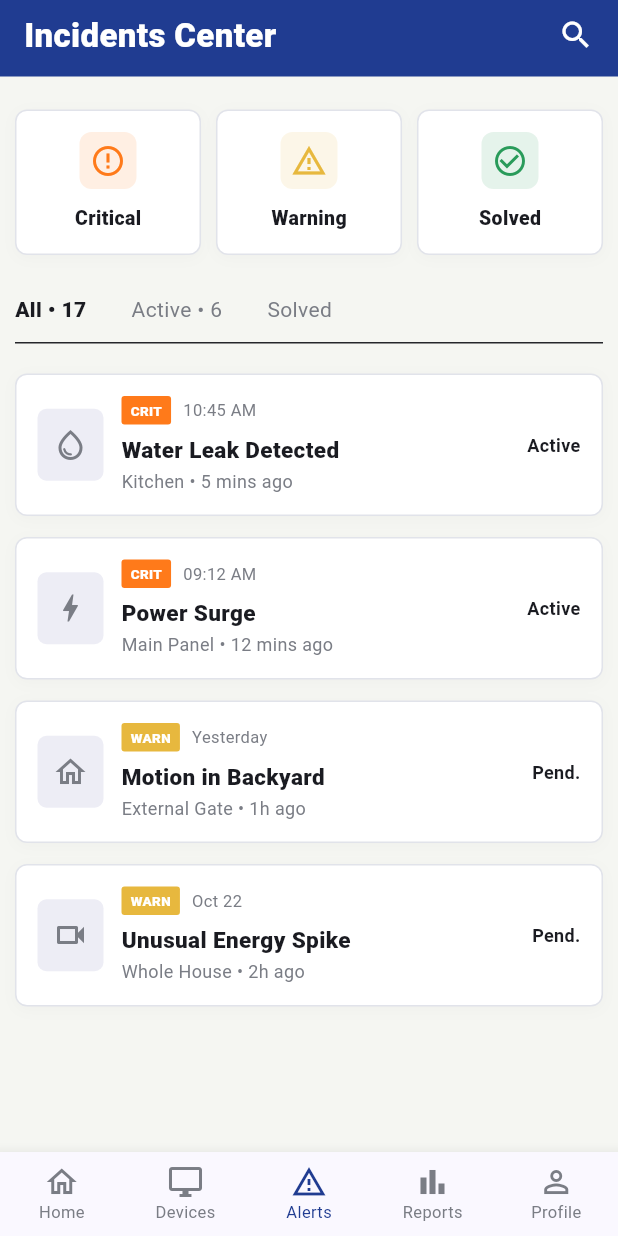
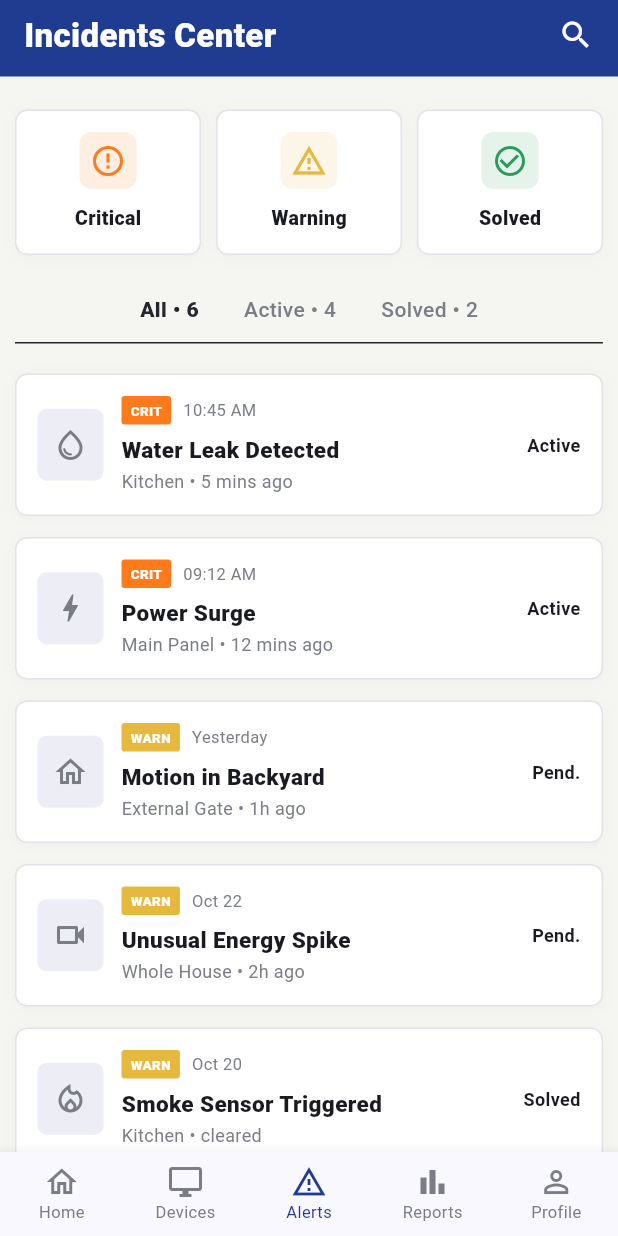
Before and after one commit to upc-202610-1ASI0572-6779-NexIoT/nexora.mobileapp.test, a Flutter app: the screen it shows after launch, item 3 of the bottom bar chosen, on a phone screen of 412 x 824 dp. Run offline on Flutter 3.47's test engine with Material 3 defaults, Android fonts, the phone set to English and light mode, and no system bars.

Commit message:
feat: add filters

```diff
--- a/lib/data/fake/fake_nexora_api.dart
+++ b/lib/data/fake/fake_nexora_api.dart
@@ -3,6 +3,7 @@ import 'package:flutter/material.dart';
 import '../models/app_data.dart';
 import '../models/automation.dart';
 import '../models/consumption_area.dart';
+import '../models/consumption_view.dart';
 import '../models/device_sensor.dart';
 import '../models/incident.dart';
 
@@ -45,18 +46,19 @@ class FakeNexoraApi {
         12,
       ],
       gasSensors: [
-        DeviceSensor('Kitchen', 'Floor 1', 'No leaks detected', false),
-        DeviceSensor('Basement', 'Basement 1', 'No leaks detected', false),
-        DeviceSensor('Kitchen', 'Floor 2', 'Leak detected', true),
+        DeviceSensor('Kitchen', 'Floor 1', 'No leaks detected', false, 'Kitchen'),
+        DeviceSensor(
+            'Basement', 'Basement 1', 'No leaks detected', false, 'Basement'),
+        DeviceSensor('Kitchen', 'Floor 2', 'Leak detected', true, 'Kitchen'),
       ],
       airQuality: [
-        DeviceSensor('Habitación 1', 'Floor 1', '100 %', false),
-        DeviceSensor('Dinning Room', 'Floor 2', '95 %', false),
-        DeviceSensor('Kitchen', 'Floor 2', '93 %', false),
+        DeviceSensor('Habitación 1', 'Floor 1', '100 %', false, 'Bedroom'),
+        DeviceSensor('Dinning Room', 'Floor 2', '95 %', false, 'Living Room'),
+        DeviceSensor('Kitchen', 'Floor 2', '93 %', false, 'Kitchen'),
       ],
       humidity: [
-        DeviceSensor('Living Room', 'Floor 1', '60 %', false),
-        DeviceSensor('Garage', 'Floor 1', '87 %', false),
+        DeviceSensor('Living Room', 'Floor 1', '60 %', false, 'Living Room'),
+        DeviceSensor('Garage', 'Floor 1', '87 %', false, 'Garage'),
       ],
       incidents: [
         Incident(
@@ -91,27 +93,24 @@ class FakeNexoraApi {
           IncidentLevel.warning,
           Icons.videocam_outlined,
         ),
+        Incident(
+          'Smoke Sensor Triggered',
+          'Kitchen • cleared',
+          'Oct 20',
+          'Solved',
+          IncidentLevel.solved,
+          Icons.local_fire_department_outlined,
+        ),
+        Incident(
+          'Front Door Left Open',
+          'Main Entrance • cleared',
+          'Oct 18',
+          'Solved',
+          IncidentLevel.solved,
+          Icons.meeting_room_outlined,
+        ),
       ],
-      weeklyConsumption: [
-        980,
-        1220,
-        1140,
-        1320,
-        1490,
-        1280,
-        1560,
-        1420,
-        1250,
-        1180,
-        1390,
-        1647,
-      ],
-      consumptionAreas: [
-        ConsumptionArea('Master bathroom', 624),
-        ConsumptionArea('Kitchen', 498),
-        ConsumptionArea('Laundry', 412),
-        ConsumptionArea('Secondary bathroom', 313),
-      ],
+      consumption: _consumption,
       automations: [
         Automation(
           name: 'Vacation Mode · Eco',
@@ -149,4 +148,144 @@ class FakeNexoraApi {
       ],
     );
   }
+
+  // Mock consumption datasets for every metric + range combination, so the
+  // Reports filters (Water/Electricity and Day/Week/Month/Year) switch to real
+  // data instead of a static chart.
+  static final Map<ConsumptionMetric, Map<ConsumptionRange, ConsumptionView>>
+      _consumption = {
+    ConsumptionMetric.water: {
+      ConsumptionRange.day: ConsumptionView(
+        totalLabel: '284',
+        unit: 'litres',
+        deltaLabel: '↑ 8% vs yesterday',
+        increase: true,
+        highUsage: false,
+        series: [8, 12, 10, 15, 19, 30, 42, 28, 20, 14, 9, 16, 24, 31, 27, 20],
+        axisLabels: ['12a', '6a', '12p', '6p', '11p'],
+        areas: [
+          ConsumptionArea('Master bathroom', 96),
+          ConsumptionArea('Kitchen', 74),
+          ConsumptionArea('Laundry', 61),
+          ConsumptionArea('Secondary bathroom', 53),
+        ],
+      ),
+      ConsumptionRange.week: ConsumptionView(
+        totalLabel: '1,847',
+        unit: 'litres',
+        deltaLabel: '↑ 14% vs last week',
+        increase: true,
+        highUsage: true,
+        series: [980, 1220, 1140, 1320, 1490, 1280, 1560],
+        axisLabels: ['M', 'T', 'W', 'T', 'F', 'S', 'S'],
+        areas: [
+          ConsumptionArea('Master bathroom', 624),
+          ConsumptionArea('Kitchen', 498),
+          ConsumptionArea('Laundry', 412),
+          ConsumptionArea('Secondary bathroom', 313),
+        ],
+      ),
+      ConsumptionRange.month: ConsumptionView(
+        totalLabel: '7,320',
+        unit: 'litres',
+        deltaLabel: '↓ 5% vs last month',
+        increase: false,
+        highUsage: false,
+        series: [1650, 1820, 1740, 1900, 2010, 1780, 1990, 2110],
+        axisLabels: ['W1', 'W2', 'W3', 'W4'],
+        areas: [
+          ConsumptionArea('Master bathroom', 2480),
+          ConsumptionArea('Kitchen', 1980),
+          ConsumptionArea('Laundry', 1640),
+          ConsumptionArea('Secondary bathroom', 1220),
+        ],
+      ),
+      ConsumptionRange.year: ConsumptionView(
+        totalLabel: '86,400',
+        unit: 'litres',
+        deltaLabel: '↑ 3% vs last year',
+        increase: true,
+        highUsage: false,
+        series: [
+          6800, 7100, 6900, 7400, 7600, 7300, //
+          7800, 7900, 7200, 7000, 7300, 7100,
+        ],
+        axisLabels: ['Jan', 'Apr', 'Jul', 'Oct'],
+        areas: [
+          ConsumptionArea('Master bathroom', 29000),
+          ConsumptionArea('Kitchen', 23000),
+          ConsumptionArea('Laundry', 19000),
+          ConsumptionArea('Secondary bathroom', 15400),
+        ],
+      ),
+    },
+    ConsumptionMetric.electricity: {
+      ConsumptionRange.day: ConsumptionView(
+        totalLabel: '6.2',
+        unit: 'kWh',
+        deltaLabel: '↓ 8% vs yesterday',
+        increase: false,
+        highUsage: false,
+        series: [
+          0.2, 0.15, 0.1, 0.3, 0.5, 0.7, 0.6, 0.4, //
+          0.35, 0.5, 0.45, 0.6, 0.8, 0.7, 0.5, 0.4,
+        ],
+        axisLabels: ['12a', '6a', '12p', '6p', '11p'],
+        areas: [
+          ConsumptionArea('Kitchen', 1.9),
+          ConsumptionArea('A/C', 1.6),
+          ConsumptionArea('Water heater', 1.4),
+          ConsumptionArea('Laundry', 1.3),
+        ],
+      ),
+      ConsumptionRange.week: ConsumptionView(
+        totalLabel: '38.5',
+        unit: 'kWh',
+        deltaLabel: '↑ 6% vs last week',
+        increase: true,
+        highUsage: false,
+        series: [5.2, 6.1, 5.8, 6.4, 5.9, 4.8, 4.3],
+        axisLabels: ['M', 'T', 'W', 'T', 'F', 'S', 'S'],
+        areas: [
+          ConsumptionArea('Kitchen', 12.4),
+          ConsumptionArea('A/C', 9.8),
+          ConsumptionArea('Water heater', 8.6),
+          ConsumptionArea('Laundry', 7.7),
+        ],
+      ),
+      ConsumptionRange.month: ConsumptionView(
+        totalLabel: '162',
+        unit: 'kWh',
+        deltaLabel: '↓ 4% vs last month',
+        increase: false,
+        highUsage: false,
+        series: [38, 42, 40, 44, 41, 39, 43, 45],
+        axisLabels: ['W1', 'W2', 'W3', 'W4'],
+        areas: [
+          ConsumptionArea('Kitchen', 52),
+          ConsumptionArea('A/C', 41),
+          ConsumptionArea('Water heater', 36),
+          ConsumptionArea('Laundry', 33),
+        ],
+      ),
+      ConsumptionRange.year: ConsumptionView(
+        totalLabel: '1,980',
+        unit: 'kWh',
+        deltaLabel: '↑ 2% vs last year',
+        increase: true,
+        highUsage: false,
+        series: [
+          155, 148, 162, 170, 175, 168, //
+          182, 190, 172, 160, 165, 158,
+        ],
+        axisLabels: ['Jan', 'Apr', 'Jul', 'Oct'],
+        areas: [
+          ConsumptionArea('Kitchen', 640),
+          ConsumptionArea('A/C', 510),
+          ConsumptionArea('Water heater', 430),
+          ConsumptionArea('Laundry', 400),
+        ],
+      ),
+    },
+  };
 }
--- a/lib/data/models/app_data.dart
+++ b/lib/data/models/app_data.dart
@@ -1,5 +1,5 @@
 import 'automation.dart';
-import 'consumption_area.dart';
+import 'consumption_view.dart';
 import 'device_sensor.dart';
 import 'incident.dart';
 
@@ -13,8 +13,8 @@ class AppData {
   final List<DeviceSensor> airQuality;
   final List<DeviceSensor> humidity;
   final List<Incident> incidents;
-  final List<double> weeklyConsumption;
-  final List<ConsumptionArea> consumptionAreas;
+  final Map<ConsumptionMetric, Map<ConsumptionRange, ConsumptionView>>
+      consumption;
   final List<Automation> automations;
 
   AppData({
@@ -27,8 +27,7 @@ class AppData {
     required this.airQuality,
     required this.humidity,
     required this.incidents,
-    required this.weeklyConsumption,
-    required this.consumptionAreas,
+    required this.consumption,
     required this.automations,
   });
 }
--- a/lib/data/models/consumption_area.dart
+++ b/lib/data/models/consumption_area.dart
@@ -1,9 +1,9 @@
 class ConsumptionArea {
   final String area;
-  final int litres;
+  final double value;
 
   ConsumptionArea(
       this.area,
-      this.litres,
+      this.value,
       );
 }
--- /dev/null
+++ b/lib/data/models/consumption_view.dart
@@ -0,0 +1,52 @@
+import 'consumption_area.dart';
+
+enum ConsumptionMetric { water, electricity }
+
+enum ConsumptionRange { day, week, month, year }
+
+extension ConsumptionMetricInfo on ConsumptionMetric {
+  String get label =>
+      this == ConsumptionMetric.water ? 'Water' : 'Electricity';
+
+  /// Short unit shown next to per-area figures.
+  String get areaUnit => this == ConsumptionMetric.water ? 'L' : 'kWh';
+}
+
+extension ConsumptionRangeInfo on ConsumptionRange {
+  String get chip => switch (this) {
+        ConsumptionRange.day => 'Day',
+        ConsumptionRange.week => 'Week',
+        ConsumptionRange.month => 'Month',
+        ConsumptionRange.year => 'Year',
+      };
+
+  String get headline => switch (this) {
+        ConsumptionRange.day => 'TODAY',
+        ConsumptionRange.week => 'THIS WEEK',
+        ConsumptionRange.month => 'THIS MONTH',
+        ConsumptionRange.year => 'THIS YEAR',
+      };
+}
+
+/// A single metric + range slice of consumption data, used by the Reports page.
+class ConsumptionView {
+  final String totalLabel;
+  final String unit;
+  final String deltaLabel;
+  final bool increase;
+  final bool highUsage;
+  final List<double> series;
+  final List<String> axisLabels;
+  final List<ConsumptionArea> areas;
+
+  ConsumptionView({
+    required this.totalLabel,
+    required this.unit,
+    required this.deltaLabel,
+    required this.increase,
+    required this.highUsage,
+    required this.series,
+    required this.axisLabels,
+    required this.areas,
+  });
+}
--- a/lib/data/models/device_sensor.dart
+++ b/lib/data/models/device_sensor.dart
@@ -3,11 +3,13 @@ class DeviceSensor {
   final String subtitle;
   final String value;
   final bool alert;
+  final String room;
 
   DeviceSensor(
       this.title,
       this.subtitle,
       this.value,
       this.alert,
+      this.room,
       );
 }
--- a/lib/features/alerts/alerts_page.dart
+++ b/lib/features/alerts/alerts_page.dart
@@ -6,7 +6,9 @@ import '../../code/widgets/white_card.dart';
 import '../../data/models/app_data.dart';
 import '../../data/models/incident.dart';
 
-class AlertsPage extends StatelessWidget {
+enum _AlertFilter { all, active, solved }
+
+class AlertsPage extends StatefulWidget {
   final AppData data;
 
   const AlertsPage({
@@ -15,7 +17,34 @@ class AlertsPage extends StatelessWidget {
   });
 
   @override
+  State<AlertsPage> createState() => _AlertsPageState();
+}
+
+class _AlertsPageState extends State<AlertsPage> {
+  _AlertFilter _filter = _AlertFilter.all;
+
+  List<Incident> get _incidents => widget.data.incidents;
+
+  bool _isActive(Incident i) => i.level != IncidentLevel.solved;
+
+  int get _activeCount => _incidents.where(_isActive).length;
+  int get _solvedCount => _incidents.length - _activeCount;
+
+  List<Incident> get _filtered {
+    switch (_filter) {
+      case _AlertFilter.active:
+        return _incidents.where(_isActive).toList();
+      case _AlertFilter.solved:
+        return _incidents.where((i) => !_isActive(i)).toList();
+      case _AlertFilter.all:
+        return _incidents;
+    }
+  }
+
+  @override
   Widget build(BuildContext context) {
+    final filtered = _filtered;
+
     return Column(
       children: [
         const TopBar(
@@ -55,29 +84,32 @@ class AlertsPage extends StatelessWidget {
                   ],
                 ),
                 const SizedBox(height: 26),
-                Row(
-                  children: const [
-                    Text(
-                      'All • 17',
-                      style: TextStyle(
-                        fontWeight: FontWeight.w800,
+                SingleChildScrollView(
+                  scrollDirection: Axis.horizontal,
+                  child: Row(
+                    children: [
+                      _AlertTab(
+                        label: 'All • ${_incidents.length}',
+                        selected: _filter == _AlertFilter.all,
+                        onTap: () =>
+                            setState(() => _filter = _AlertFilter.all),
                       ),
-                    ),
-                    SizedBox(width: 30),
-                    Text(
-                      'Active • 6',
-                      style: TextStyle(
-                        color: AppColors.muted,
+                      const SizedBox(width: 30),
+                      _AlertTab(
+                        label: 'Active • $_activeCount',
+                        selected: _filter == _AlertFilter.active,
+                        onTap: () =>
+                            setState(() => _filter = _AlertFilter.active),
                       ),
-                    ),
-                    SizedBox(width: 30),
-                    Text(
-                      'Solved',
-                      style: TextStyle(
-                        color: AppColors.muted,
+                      const SizedBox(width: 30),
+                      _AlertTab(
+                        label: 'Solved • $_solvedCount',
+                        selected: _filter == _AlertFilter.solved,
+                        onTap: () =>
+                            setState(() => _filter = _AlertFilter.solved),
                       ),
-                    ),
-                  ],
+                    ],
+                  ),
                 ),
                 const SizedBox(height: 12),
                 const Divider(
@@ -86,7 +118,15 @@ class AlertsPage extends StatelessWidget {
                   thickness: 1,
                 ),
                 const SizedBox(height: 20),
-                ...data.incidents.map((incident) {
+                if (filtered.isEmpty)
+                  const Padding(
+                    padding: EdgeInsets.only(top: 30),
+                    child: Text(
+                      'No incidents to show',
+                      style: TextStyle(color: AppColors.muted),
+                    ),
+                  ),
+                ...filtered.map((incident) {
                   return Padding(
                     padding: const EdgeInsets.only(bottom: 14),
                     child: _IncidentCard(incident: incident),
@@ -97,6 +137,33 @@ class AlertsPage extends StatelessWidget {
           ),
         ),
       ],
+    );
+  }
+}
+
+class _AlertTab extends StatelessWidget {
+  final String label;
+  final bool selected;
+  final VoidCallback onTap;
+
+  const _AlertTab({
+    required this.label,
+    required this.selected,
+    required this.onTap,
+  });
+
+  @override
+  Widget build(BuildContext context) {
+    return GestureDetector(
+      onTap: onTap,
+      behavior: HitTestBehavior.opaque,
+      child: Text(
+        label,
+        style: TextStyle(
+          color: selected ? AppColors.text : AppColors.muted,
+          fontWeight: selected ? FontWeight.w800 : FontWeight.w500,
+        ),
+      ),
     );
   }
 }
```
Also changed, not shown: lib/code/widgets/chip_label.dart (+11 -1 lines), lib/features/devices/devices_page.dart (+105 -26 lines), lib/features/reports/consumption_page.dart (+116 -110 lines), 1 other file.
